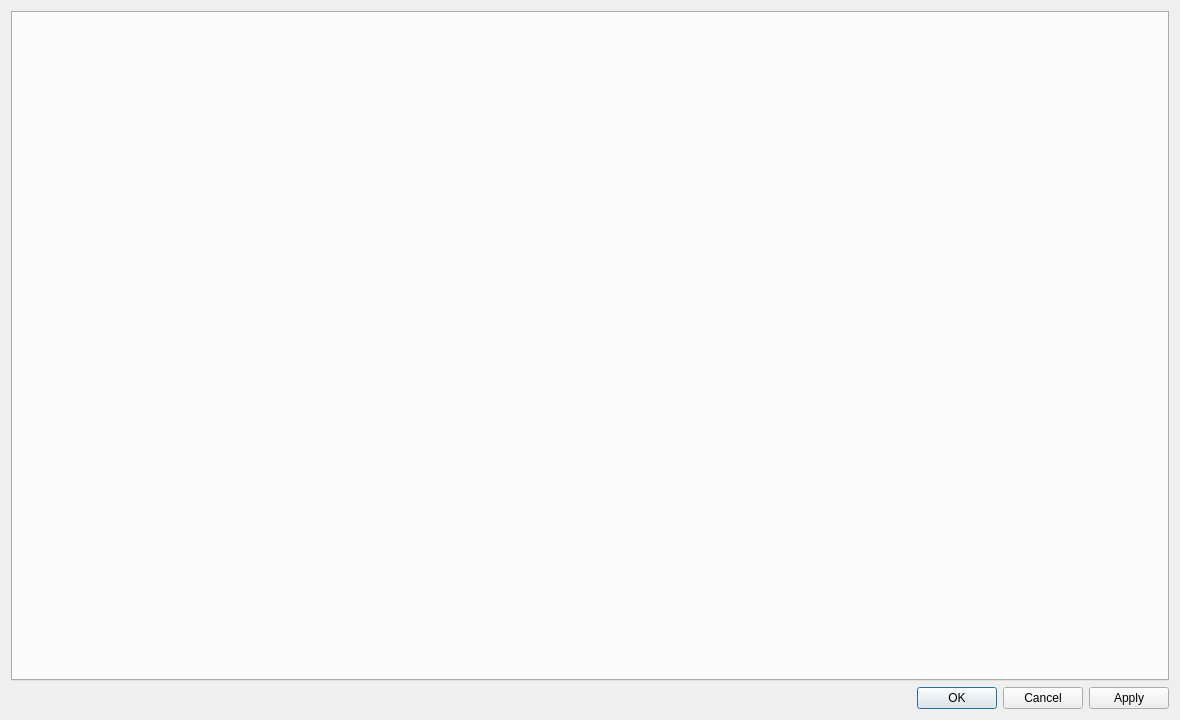
First picture: the form in dsvedit/item_editor.ui, repository LagoLunatic/DSVEdit, before the edit.
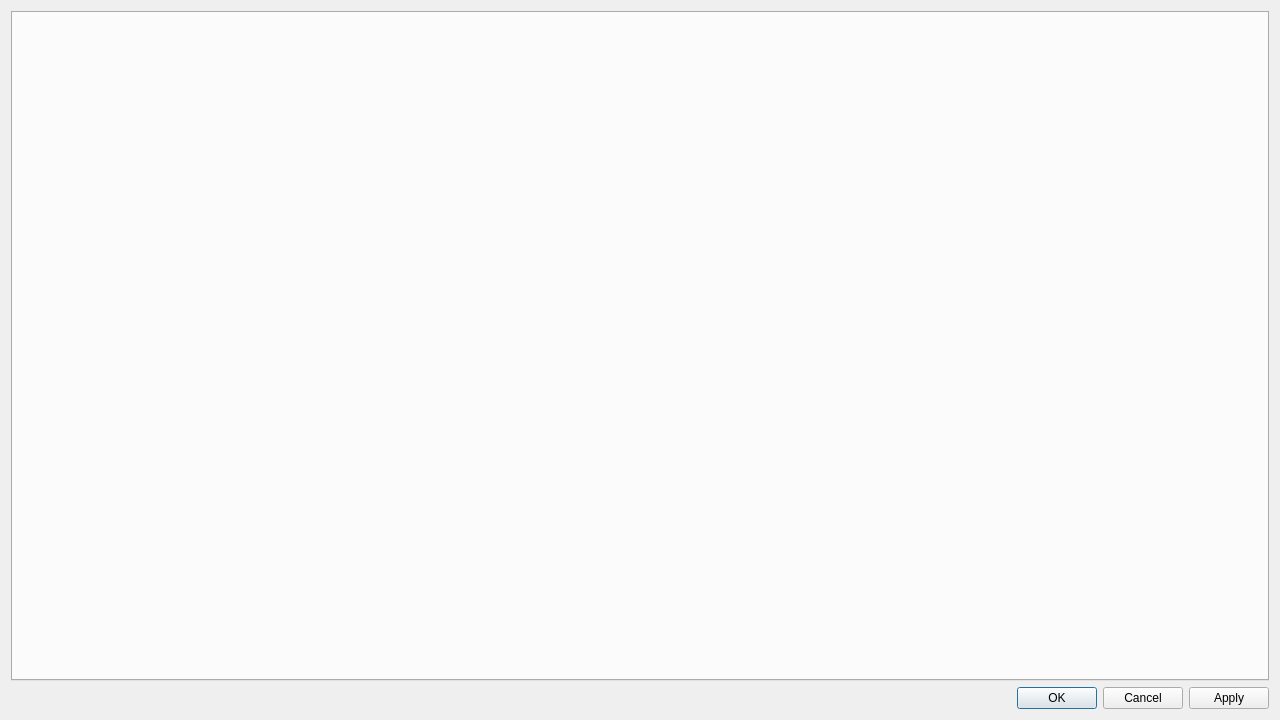
Second picture: the form after the edit.

Patch:
```diff
--- a/dsvedit/item_editor.ui
+++ b/dsvedit/item_editor.ui
@@ -6,7 +6,7 @@
    <rect>
     <x>0</x>
     <y>0</y>
-    <width>1180</width>
+    <width>1280</width>
     <height>720</height>
    </rect>
   </property>
```
